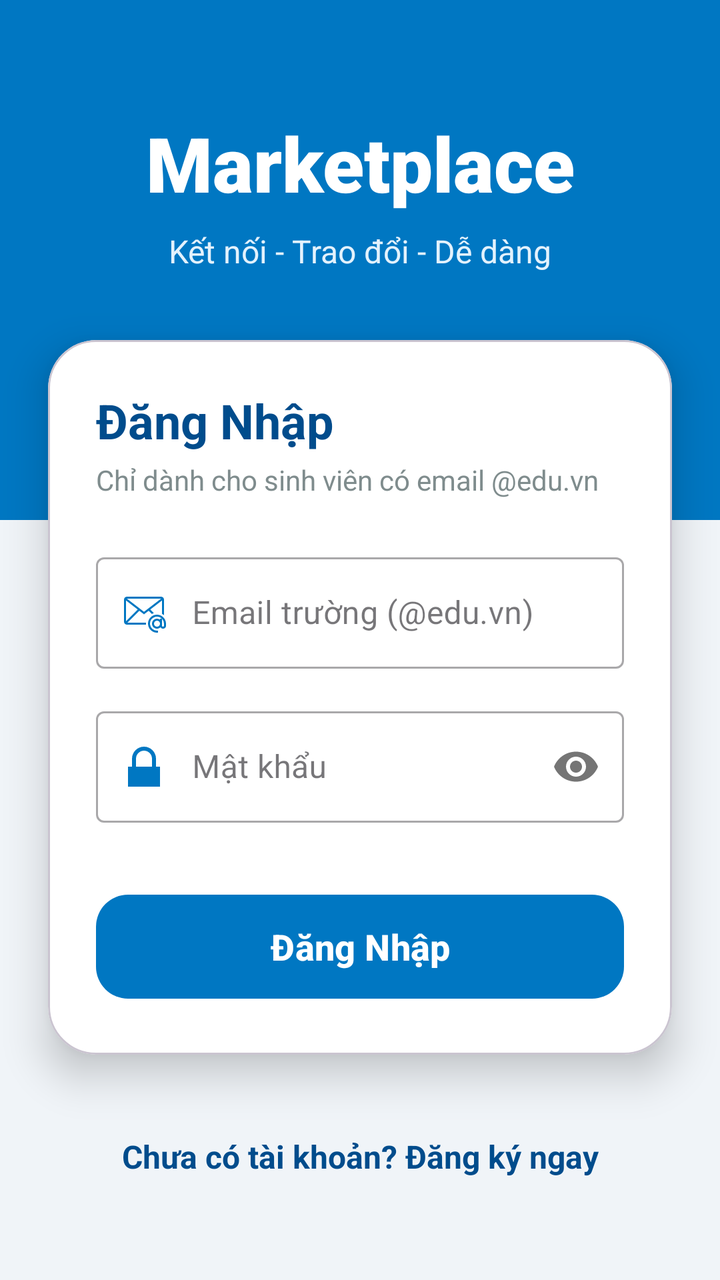
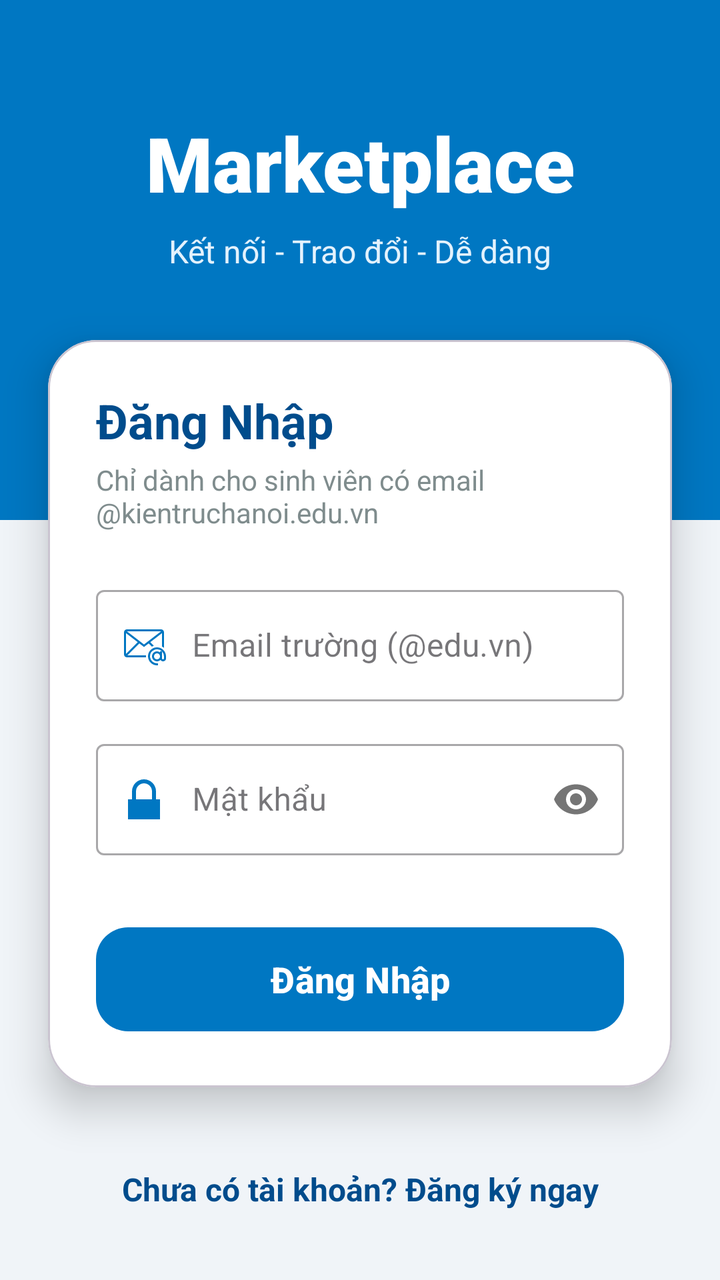

The first picture is an Android layout as it rendered before a commit; the second is the same layout after the commit. The layout source and the unified diff follow.
<!-- AndroidManifest.xml: application theme Theme.Marketplace -->
<!-- res/layout/activity_login.xml -->
<?xml version="1.0" encoding="utf-8"?>
<androidx.constraintlayout.widget.ConstraintLayout
    xmlns:android="http://schemas.android.com/apk/res/android"
    xmlns:app="http://schemas.android.com/apk/res-auto"
    android:layout_width="match_parent"
    android:layout_height="match_parent"
    android:background="@color/bg_light_blue">

    
    <View
        android:id="@+id/headerBackground"
        android:layout_width="match_parent"
        android:layout_height="260dp"
        android:background="@color/ocean_blue_primary"
        app:layout_constraintTop_toTopOf="parent"
        app:layout_constraintStart_toStartOf="parent"
        app:layout_constraintEnd_toEndOf="parent" />

    
    <TextView
        android:id="@+id/tvWelcomeMessage"
        android:layout_width="wrap_content"
        android:layout_height="wrap_content"
        android:layout_marginTop="56dp"
        android:text="Marketplace"
        android:textColor="#FFFFFF"
        android:textSize="38sp"
        android:textStyle="bold"
        android:fontFamily="sans-serif-black"
        app:layout_constraintStart_toStartOf="parent"
        app:layout_constraintEnd_toEndOf="parent"
        app:layout_constraintTop_toTopOf="parent"/>

    <TextView
        android:id="@+id/tvAppSlogan"
        android:layout_width="wrap_content"
        android:layout_height="wrap_content"
        android:layout_marginTop="8dp"
        android:text="Kết nối - Trao đổi - Dễ dàng"
        android:textColor="#E3F2FD"
        android:textSize="16sp"
        app:layout_constraintStart_toStartOf="parent"
        app:layout_constraintEnd_toEndOf="parent"
        app:layout_constraintTop_toBottomOf="@id/tvWelcomeMessage" />

    
    <com.google.android.material.card.MaterialCardView
        android:id="@+id/cardLogin"
        android:layout_width="0dp"
        android:layout_height="wrap_content"
        android:layout_marginHorizontal="24dp"
        android:layout_marginTop="170dp"
        app:cardCornerRadius="24dp"
        app:cardElevation="12dp"
        app:cardBackgroundColor="#FFFFFF"
        app:layout_constraintTop_toTopOf="parent"
        app:layout_constraintStart_toStartOf="parent"
        app:layout_constraintEnd_toEndOf="parent">

        <androidx.constraintlayout.widget.ConstraintLayout
            android:layout_width="match_parent"
            android:layout_height="wrap_content"
            android:padding="24dp">

            
            <TextView
                android:id="@+id/tvTitle"
                android:layout_width="wrap_content"
                android:layout_height="wrap_content"
                android:text="Đăng Nhập"
                android:textColor="@color/ocean_blue_dark"
                android:textSize="24sp"
                android:textStyle="bold"
                app:layout_constraintStart_toStartOf="parent"
                app:layout_constraintTop_toTopOf="parent" />

            <TextView
                android:id="@+id/tvSubtitle"
                android:layout_width="wrap_content"
                android:layout_height="wrap_content"
                android:layout_marginTop="4dp"
                android:text="Chỉ dành cho sinh viên có email @edu.vn"
                android:textColor="@color/text_secondary"
                android:textSize="14sp"
                app:layout_constraintStart_toStartOf="parent"
                app:layout_constraintTop_toBottomOf="@id/tvTitle" />

            
            <com.google.android.material.textfield.TextInputLayout
                android:id="@+id/tilEmail"
                style="@style/Widget.MaterialComponents.TextInputLayout.OutlinedBox"
                android:layout_width="match_parent"
                android:layout_height="wrap_content"
                android:layout_marginTop="24dp"
                android:hint="Email trường (@edu.vn)"
                app:startIconDrawable="@drawable/ic_email"
                app:startIconTint="@color/ocean_blue_primary"
                app:layout_constraintTop_toBottomOf="@id/tvSubtitle">

                <com.google.android.material.textfield.TextInputEditText
                    android:id="@+id/edtEmail"
                    android:layout_width="match_parent"
                    android:layout_height="wrap_content"
                    android:paddingStart="48dp"
                    android:textColor="@color/text_primary"
                    android:inputType="textEmailAddress" />
            </com.google.android.material.textfield.TextInputLayout>

            
            <com.google.android.material.textfield.TextInputLayout
                android:id="@+id/tilPassword"
                style="@style/Widget.MaterialComponents.TextInputLayout.OutlinedBox"
                android:layout_width="match_parent"
                android:layout_height="wrap_content"
                android:layout_marginTop="16dp"
                android:hint="Mật khẩu"
                app:startIconDrawable="@drawable/ic_lock"
                app:startIconTint="@color/ocean_blue_primary"
                app:passwordToggleEnabled="true"
                app:layout_constraintTop_toBottomOf="@id/tilEmail">

                <com.google.android.material.textfield.TextInputEditText
                    android:id="@+id/edtPassword"
                    android:layout_width="match_parent"
                    android:layout_height="wrap_content"
                    android:paddingStart="48dp"
                    android:textColor="@color/text_primary"
                    android:inputType="textPassword" />
            </com.google.android.material.textfield.TextInputLayout>

            
            <com.google.android.material.button.MaterialButton
                android:id="@+id/btnLogin"
                android:layout_width="match_parent"
                android:layout_height="60dp"
                android:layout_marginTop="32dp"
                android:text="Đăng Nhập"
                android:textSize="18sp"
                android:textStyle="bold"
                android:textColor="#FFFFFF"
                app:backgroundTint="@color/ocean_blue_primary"
                app:cornerRadius="16dp"
                app:layout_constraintTop_toBottomOf="@id/tilPassword" />

            
            <ProgressBar
                android:id="@+id/progressBar"
                android:layout_width="32dp"
                android:layout_height="32dp"
                android:elevation="10dp"
                android:indeterminateTint="#FFFFFF"
                android:visibility="gone"
                app:layout_constraintBottom_toBottomOf="@id/btnLogin"
                app:layout_constraintEnd_toEndOf="@id/btnLogin"
                app:layout_constraintStart_toStartOf="@id/btnLogin"
                app:layout_constraintTop_toTopOf="@id/btnLogin" />

        </androidx.constraintlayout.widget.ConstraintLayout>
    </com.google.android.material.card.MaterialCardView>

    
    <TextView
        android:id="@+id/tvGoToRegister"
        android:layout_width="wrap_content"
        android:layout_height="wrap_content"
        android:layout_marginTop="32dp"
        android:padding="8dp"
        android:text="Chưa có tài khoản? Đăng ký ngay"
        android:textColor="@color/ocean_blue_dark"
        android:textSize="16sp"
        android:textStyle="bold"
        app:layout_constraintEnd_toEndOf="parent"
        app:layout_constraintStart_toStartOf="parent"
        app:layout_constraintTop_toBottomOf="@id/cardLogin" />

</androidx.constraintlayout.widget.ConstraintLayout>
<!-- resources referenced by this layout -->
<resources>
  <color name="bg_light_blue">#F0F4F8</color>
  <color name="ocean_blue_dark">#004C8C</color>
  <color name="ocean_blue_primary">#0077C2</color>
  <color name="text_primary">#2C3E50</color>
  <color name="text_secondary">#7F8C8D</color>
  <!-- drawable ic_email (drawable) -->
  <vector xmlns:android="http://schemas.android.com/apk/res/android"
      android:width="24dp"
      android:height="24dp"
      android:viewportWidth="24"
      android:viewportHeight="24">
    <path
        android:fillColor="#FF000000"
        android:pathData="M13.025,17L3.707,17l5.963,-5.963L12,12.83l2.33,-1.794 1.603,1.603a5.463,5.463 0,0 1,1.004 -0.41l-1.808,-1.808L21,5.9v6.72a5.514,5.514 0,0 1,1 0.64L22,5.5A1.504,1.504 0,0 0,20.5 4h-17A1.504,1.504 0,0 0,2 5.5v11A1.5,1.5 0,0 0,3.5 18h9.525c-0.015,-0.165 -0.025,-0.331 -0.025,-0.5s0.01,-0.335 0.025,-0.5zM3,16.293L3,5.901l5.871,4.52zM20.5,5c0.009,0 0.016,0.005 0.025,0.005L12,11.57 3.475,5.005c0.009,0 0.016,-0.005 0.025,-0.005zM18.5,13a4.505,4.505 0,0 0,-4.5 4.5,4.403 4.403,0 0,0 0.05,0.5 4.49,4.49 0,0 0,4.45 4h0.5v-1h-0.5a3.495,3.495 0,0 1,-3.45 -3,3.455 3.455,0 0,1 -0.05,-0.5 3.498,3.498 0,0 1,5.947 -2.5L20,15v0.513A2.476,2.476 0,0 0,18.5 15a2.5,2.5 0,1 0,1.733 4.295A1.497,1.497 0,0 0,23 18.5v-1a4.555,4.555 0,0 0,-4.5 -4.5zM18.5,19a1.498,1.498 0,0 1,-1.408 -1,1.483 1.483,0 0,1 -0.092,-0.5 1.5,1.5 0,0 1,3 0,1.483 1.483,0 0,1 -0.092,0.5 1.498,1.498 0,0 1,-1.408 1zM22,18.5a0.5,0.5 0,0 1,-1 0v-3.447a3.639,3.639 0,0 1,1 2.447z"/>
  </vector>
  <!-- drawable ic_lock (drawable) -->
  <vector xmlns:android="http://schemas.android.com/apk/res/android"
      android:width="24dp"
      android:height="24dp"
      android:viewportWidth="512"
      android:viewportHeight="512">
    <path
        android:pathData="M256,42.67C326.49,42.67 384,100.36 384,170.67L384,256L426.67,256L426.67,469.33L85.33,469.33L85.33,256L128,256L128,170.67C128,100.36 185.51,42.67 256,42.67ZM256,85.33C208.67,85.33 170.67,124.33 170.67,170.67L170.67,170.67L170.67,256L341.33,256L341.33,170.67C341.33,124.33 303.33,85.33 256,85.33Z"
        android:strokeWidth="1"
        android:fillColor="#000000"
        android:fillType="evenOdd"
        android:strokeColor="#00000000"/>
  </vector>
  <style name="Theme.Marketplace" parent="Base.Theme.Marketplace" />
  <style name="Base.Theme.Marketplace" parent="Theme.Material3.DayNight.NoActionBar">
          
          <item name="colorPrimary">@color/ocean_blue_primary</item>
          <item name="colorOnPrimary">#FFFFFF</item>
          <item name="colorPrimaryContainer">@color/ocean_blue_light</item>
  
          
          <item name="colorSecondary">@color/ocean_blue_dark</item>
          <item name="colorError">#B00020</item>
      </style>
  <color name="ocean_blue_light">#59A5F5</color>
</resources>

<!-- the commit's change to res/layout/activity_login.xml (unified diff, before → after) -->
@@ -79,7 +79,7 @@
                 android:layout_width="wrap_content"
                 android:layout_height="wrap_content"
                 android:layout_marginTop="4dp"
-                android:text="Chỉ dành cho sinh viên có email @edu.vn"
+                android:text="Chỉ dành cho sinh viên có email @kientruchanoi.edu.vn"
                 android:textColor="@color/text_secondary"
                 android:textSize="14sp"
                 app:layout_constraintStart_toStartOf="parent"
